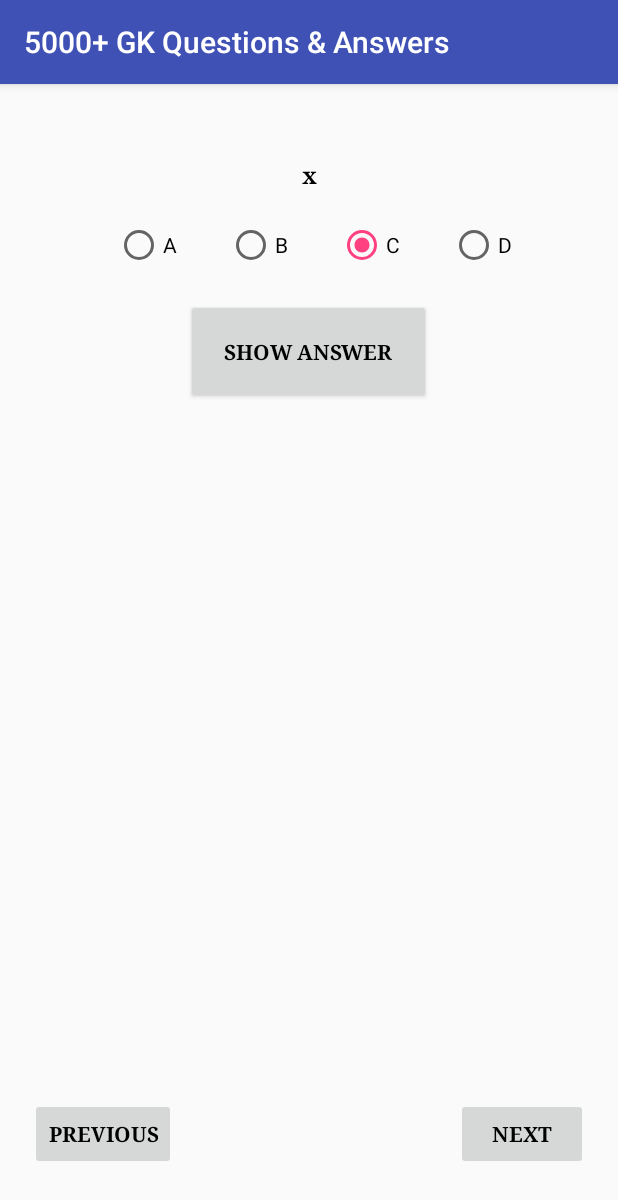
After one commit to sbBhowmik/gk, an Android app: the MCQActivity screen opened directly, with no data from a screen before it, on a phone screen of 412 x 824 dp. The commit adds this screen. Shown: the top 1200 px of the screen. Run offline under Robolectric (Android 15) with nearby library versions, the phone set to English and light mode, and no system bars.

Commit message:
Added MCQ Questions List

```diff
--- a/app/src/main/AndroidManifest.xml
+++ b/app/src/main/AndroidManifest.xml
@@ -254,7 +254,8 @@
             android:hardwareAccelerated="true"
             android:theme="@android:style/Theme.Translucent.NoTitleBar" />
         <activity android:name=".MainMenuActivity" />
-        <activity android:name=".UserProfileActivity"></activity>
+        <activity android:name=".UserProfileActivity" />
+        <activity android:name=".MCQActivity"></activity>
     </application>
 
 </manifest>
--- /dev/null
+++ b/app/src/main/java/com/rupik/a5000gkquestionsanswers/MCQActivity.java
@@ -0,0 +1,157 @@
+package com.rupik.a5000gkquestionsanswers;
+
+import android.content.SharedPreferences;
+import android.media.Image;
+import android.support.v7.app.AppCompatActivity;
+import android.os.Bundle;
+import android.view.View;
+import android.widget.Button;
+import android.widget.ImageView;
+import android.widget.TextView;
+
+import java.io.InputStream;
+import java.util.ArrayList;
+
+public class MCQActivity extends AppCompatActivity {
+
+    ArrayList <MCQItem> mcqDataList;
+    int page = 0;
+
+    @Override
+    protected void onCreate(Bundle savedInstanceState) {
+        super.onCreate(savedInstanceState);
+        setContentView(R.layout.activity_mcq);
+
+        parseMCQRawFile();
+
+        Button prevMCQQuestionBtn = (Button)findViewById(R.id.prevMCQQuestionBtn);
+        prevMCQQuestionBtn.setOnClickListener(new View.OnClickListener() {
+            @Override
+            public void onClick(View view) {
+                page -= 1;
+                displayMCQ(page);
+            }
+        });
+
+        Button nextMCQQuestionBtn = (Button)findViewById(R.id.nextMCQQuestionBtn);
+        nextMCQQuestionBtn.setOnClickListener(new View.OnClickListener() {
+            @Override
+            public void onClick(View view) {
+                page += 1;
+                displayMCQ(page);
+            }
+        });
+    }
+
+    void parseMCQRawFile()
+    {
+        mcqDataList = new ArrayList<>();
+        try {
+            InputStream is = this.getResources().openRawResource(R.raw.gk_mcq);
+            byte[] buffer = new byte[is.available()];
+            while (is.read(buffer) != -1) ;
+            String rawMCQText = new String(buffer);
+
+
+            InputStream isA = this.getResources().openRawResource(R.raw.gk_mcq_answers);
+            byte[] bufferA = new byte[isA.available()];
+            while (isA.read(bufferA) != -1) ;
+            String rawMCQTextA = new String(bufferA);
+            rawMCQTextA = rawMCQTextA.replace(" ","");
+            rawMCQTextA = rawMCQTextA.replace("\n","");
+            rawMCQTextA = rawMCQTextA.replace("\t","");
+            String splitAnswers[] = rawMCQTextA.split("[.]");
+            int counter = 0;
+            while (counter<splitAnswers.length-1)
+            {
+                if(counter==0)
+                {
+                    String slNo = splitAnswers[counter];
+                    String nextSplit = splitAnswers[counter+1];
+                    //now extract the first character
+                    String answer = nextSplit.substring(0,1);
+
+                }
+                else {
+                    String split = splitAnswers[counter];
+                    String slNo = split.substring(1,split.length());
+                    String nextSplit = splitAnswers[counter+1];
+                    String answer = nextSplit.substring(0,1);
+
+                }
+                counter = counter+1;
+            }
+
+
+            //now split the full string by 1., 2., 3. etc. ie: [0-9]+[.][ ] Each of these are questions with options
+            String splitString[] = rawMCQText.split("[0-9]+[.][ ]");
+            for(int i=0; i<splitString.length; i++)
+            {
+                MCQItem item = new MCQItem();
+                if(splitString[i].length()>0) {
+                    item.setMcqQuestion(splitString[i]);
+                    mcqDataList.add(item);
+                }
+            }
+
+
+            SharedPreferences sp = getSharedPreferences("your_prefs", MODE_PRIVATE);
+            page = sp.getInt("mcqQuestionPageNo",0);
+            validatePrevNextBtns();
+            if(page<mcqDataList.size())
+                displayMCQ(page);
+        }
+        catch (Exception e)
+        {
+
+        }
+
+    }
+
+    void displayMCQ(int page)
+    {
+        hideAnswers();
+
+        TextView mcqQuestionTV = (TextView) findViewById(R.id.mcqQuestionTV);
+        MCQItem item = mcqDataList.get(page);
+        mcqQuestionTV.setText(item.getMcqQuestion());
+
+        SharedPreferences sp = getSharedPreferences("your_prefs", MODE_PRIVATE);
+        SharedPreferences.Editor editor = sp.edit();
+        editor.putInt("mcqQuestionPageNo", page);
+
+        validatePrevNextBtns();
+    }
+
+    void hideAnswers()
+    {
+        ImageView answerA = (ImageView)findViewById(R.id.answerA);
+        answerA.setVisibility(View.INVISIBLE);
+        ImageView answerB = (ImageView)findViewById(R.id.answerB);
+        answerB.setVisibility(View.INVISIBLE);
+        ImageView answerC = (ImageView)findViewById(R.id.answerC);
+        answerC.setVisibility(View.INVISIBLE);
+        ImageView answerD = (ImageView)findViewById(R.id.answerD);
+        answerD.setVisibility(View.INVISIBLE);
+    }
+
+    void validatePrevNextBtns()
+    {
+        Button prevMCQQuestionBtn = (Button)findViewById(R.id.prevMCQQuestionBtn);
+        Button nextMCQQuestionBtn = (Button)findViewById(R.id.nextMCQQuestionBtn);
+        if(page == 0)
+        {
+            prevMCQQuestionBtn.setEnabled(false);
+        }
+        else {
+            prevMCQQuestionBtn.setEnabled(true);
+        }
+        if(page == mcqDataList.size()-1)
+        {
+            nextMCQQuestionBtn.setEnabled(false);
+        }
+        else {
+            nextMCQQuestionBtn.setEnabled(true);
+        }
+    }
+}
--- /dev/null
+++ b/app/src/main/java/com/rupik/a5000gkquestionsanswers/MCQItem.java
@@ -0,0 +1,26 @@
+package com.rupik.a5000gkquestionsanswers;
+
+/**
+ * Created by macmin5 on 17/01/17.
+ */
+
+public class MCQItem {
+    String mcqQuestion;
+    String answer;
+
+    public String getAnswer() {
+        return answer;
+    }
+
+    public String getMcqQuestion() {
+        return mcqQuestion;
+    }
+
+    public void setAnswer(String answer) {
+        this.answer = answer;
+    }
+
+    public void setMcqQuestion(String mcqQuestion) {
+        this.mcqQuestion = mcqQuestion;
+    }
+}
--- a/app/src/main/java/com/rupik/a5000gkquestionsanswers/MainMenuActivity.java
+++ b/app/src/main/java/com/rupik/a5000gkquestionsanswers/MainMenuActivity.java
@@ -80,6 +80,15 @@ public class MainMenuActivity extends AppCompatActivity {
                 startActivity(i);
             }
         });
+
+        Button mcq_button = (Button)findViewById(R.id.mcq_button);
+        mcq_button.setOnClickListener(new View.OnClickListener() {
+            @Override
+            public void onClick(View v) {
+                Intent i = new Intent(MainMenuActivity.this, MCQActivity.class);
+                startActivity(i);
+            }
+        });
     }
 
     //===Ad Methods
--- a/app/src/main/res/layout/activity_main_menu.xml
+++ b/app/src/main/res/layout/activity_main_menu.xml
@@ -13,7 +13,7 @@
         android:id="@+id/Gk_CurrentAffairs"
         android:layout_width="match_parent"
         android:layout_height="wrap_content"
-        android:layout_marginTop="100dp"
+        android:layout_marginTop="10dp"
         android:layout_marginLeft="50dp"
         android:layout_marginRight="50dp"
         android:text="General Knowledge and Current Affairs (SET I)"
@@ -44,6 +44,18 @@
         android:padding="10dp"
         />
 
+    <Button
+        android:id="@+id/mcq_button"
+        android:layout_width="match_parent"
+        android:layout_height="wrap_content"
+        android:layout_below="@+id/datesButton"
+        android:layout_marginTop="50dp"
+        android:layout_marginLeft="50dp"
+        android:layout_marginRight="50dp"
+        android:text="Multiple Choice Questions"
+        android:padding="10dp"
+        />
+
     <LinearLayout android:id="@+id/bannerLayout"
         android:orientation="horizontal"
         android:layout_width="match_parent"
--- /dev/null
+++ b/app/src/main/res/layout/activity_mcq.xml
@@ -0,0 +1,158 @@
+<?xml version="1.0" encoding="utf-8"?>
+<RelativeLayout xmlns:android="http://schemas.android.com/apk/res/android"
+    xmlns:tools="http://schemas.android.com/tools"
+    android:id="@+id/activity_mcq"
+    android:layout_width="match_parent"
+    android:layout_height="match_parent"
+
+    tools:context="com.rupik.a5000gkquestionsanswers.MCQActivity">
+
+    <TextView
+        android:id="@+id/mcqQuestionTV"
+        android:layout_width="match_parent"
+        android:layout_height="wrap_content"
+        android:text="Name the Act, which is proposed to
+replaced by The Land Acquisition,
+Rehabilitation and Resettlement Bill
+2012?
+A. Land Acquisition Act 1900
+B. Land Acquisition Act 1910
+C. Land Acquisition Act 1945
+D. Land Acquisition Act 1894"
+        android:textStyle="bold"
+        android:textColor="#000000"
+        android:textSize="15sp"
+        android:layout_marginTop="50dp"
+        android:fontFamily="serif"
+        android:layout_marginLeft="20dp"
+        android:layout_marginRight="20dp"
+        android:gravity="center_horizontal"
+        />
+
+    <RadioGroup
+        android:id="@+id/mcqRadioGroup"
+        android:layout_width="match_parent"
+        android:layout_height="wrap_content"
+        android:layout_below="@+id/mcqQuestionTV"
+        android:orientation="horizontal"
+        android:gravity="center_horizontal"
+        android:layout_marginTop="20dp">
+
+        <ImageView
+            android:id="@+id/answerA"
+            android:layout_width="20dp"
+            android:layout_height="30dp"
+            android:paddingTop="5dp"
+            android:paddingBottom="5dp"
+            android:src="@drawable/red_cross"
+            />
+
+    <RadioButton
+        android:id="@+id/radio_A"
+        android:layout_width="wrap_content"
+        android:layout_height="wrap_content"
+
+        android:checked="true"
+        android:text="A    " />
+
+        <ImageView
+            android:id="@+id/answerB"
+            android:layout_width="20dp"
+            android:layout_height="30dp"
+            android:paddingTop="5dp"
+            android:paddingBottom="5dp"
+            android:src="@drawable/red_cross"
+            />
+
+    <RadioButton
+        android:id="@+id/radioB"
+        android:layout_width="wrap_content"
+        android:layout_height="wrap_content"
+
+        android:text="B    " />
+
+        <ImageView
+            android:id="@+id/answerC"
+            android:layout_width="20dp"
+            android:layout_height="30dp"
+            android:paddingTop="5dp"
+            android:paddingBottom="5dp"
+            android:src="@drawable/red_cross"
+            />
+
+    <RadioButton
+        android:id="@+id/radio_C"
+        android:layout_width="wrap_content"
+        android:layout_height="wrap_content"
+
+        android:checked="true"
+        android:text="C    " />
+
+        <ImageView
+            android:id="@+id/answerD"
+            android:layout_width="20dp"
+            android:layout_height="30dp"
+            android:paddingTop="5dp"
+            android:paddingBottom="5dp"
+            android:src="@drawable/green_tick"
+            />
+    <RadioButton
+        android:id="@+id/radio_D"
+        android:layout_width="wrap_content"
+        android:layout_height="wrap_content"
+
+        android:text="D    " />
+
+
+        </RadioGroup>
+
+    <Button
+        android:id="@+id/mcqAnswersButton"
+        android:layout_width="wrap_content"
+        android:layout_height="wrap_content"
+        android:layout_below="@+id/mcqRadioGroup"
+        android:layout_centerInParent="true"
+        android:layout_marginTop="20dp"
+        android:text="Show Answer"
+        android:fontFamily="serif"
+        android:textColor="#000000"
+        android:textStyle="bold"
+        android:padding="25dp"
+        />
+
+    <Button
+        android:id="@+id/prevMCQQuestionBtn"
+        android:layout_width="wrap_content"
+        android:layout_height="wrap_content"
+        android:layout_alignParentBottom="true"
+        android:layout_marginBottom="44dp"
+        android:layout_marginLeft="20dp"
+        android:text="Previous"
+        android:fontFamily="serif"
+        android:textColor="#000000"
+        android:textStyle="bold"
+        />
+
+    <Button
+        android:id="@+id/nextMCQQuestionBtn"
+        android:layout_width="wrap_content"
+        android:layout_height="wrap_content"
+        android:layout_alignParentBottom="true"
+        android:layout_alignParentRight="true"
+        android:layout_marginBottom="44dp"
+        android:layout_marginRight="20dp"
+        android:text="Next"
+        android:fontFamily="serif"
+        android:textColor="#000000"
+        android:textStyle="bold"
+        />
+
+    <LinearLayout android:id="@+id/bannerLayout"
+        android:orientation="horizontal"
+        android:layout_width="match_parent"
+        android:layout_height="44dp"
+        android:gravity="center_horizontal"
+        android:layout_alignParentBottom="true">
+    </LinearLayout>
+
+</RelativeLayout>
```
